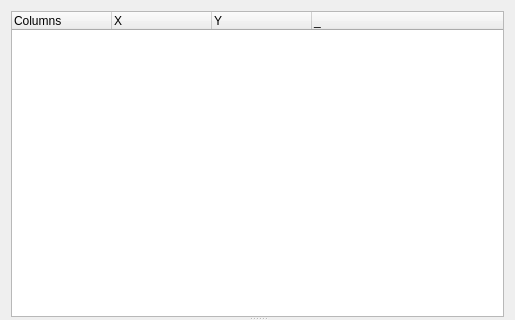
Above: src/PlotDock.ui from sqlitebrowser/sqlitebrowser before the change; both pictures show x 0 to 515 and y 0 to 320 of the 515 by 553 pixel window. Below: the same form after it.
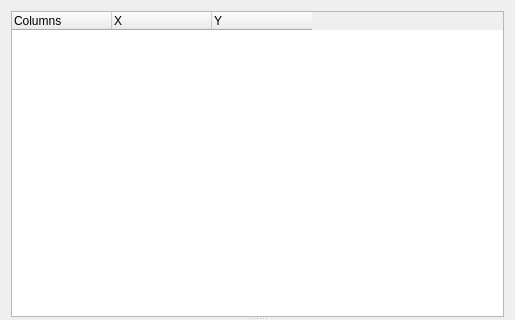
That is the form after the change. Icons and pictures are not drawn. Custom widgets are drawn as their Qt base class.

Commit message:
Minor improvements in Plot Dock columns
The Column Field is resized to the content.

The dummy column has been removed and the header no longer stretches the
last section property.

The table has alternating row colors for easy following of the field
checks.

Patch:
```diff
--- a/src/PlotDock.ui
+++ b/src/PlotDock.ui
@@ -26,12 +26,18 @@
         <verstretch>2</verstretch>
        </sizepolicy>
       </property>
+      <property name="alternatingRowColors">
+       <bool>true</bool>
+      </property>
       <property name="columnCount">
-       <number>4</number>
+       <number>3</number>
       </property>
       <attribute name="headerDefaultSectionSize">
        <number>100</number>
       </attribute>
+      <attribute name="headerStretchLastSection">
+       <bool>false</bool>
+      </attribute>
       <column>
        <property name="text">
         <string>Columns</string>
@@ -47,20 +53,6 @@
         <string>Y</string>
        </property>
       </column>
-      <column>
-       <property name="text">
-        <string notr="true">_</string>
-       </property>
-       <property name="foreground">
-        <brush brushstyle="NoBrush">
-         <color alpha="0">
-          <red>0</red>
-          <green>0</green>
-          <blue>0</blue>
-         </color>
-        </brush>
-       </property>
-      </column>
      </widget>
      <widget class="QCustomPlot" name="plotWidget" native="true">
       <property name="sizePolicy">
```
The commit also changes 2 other files.
